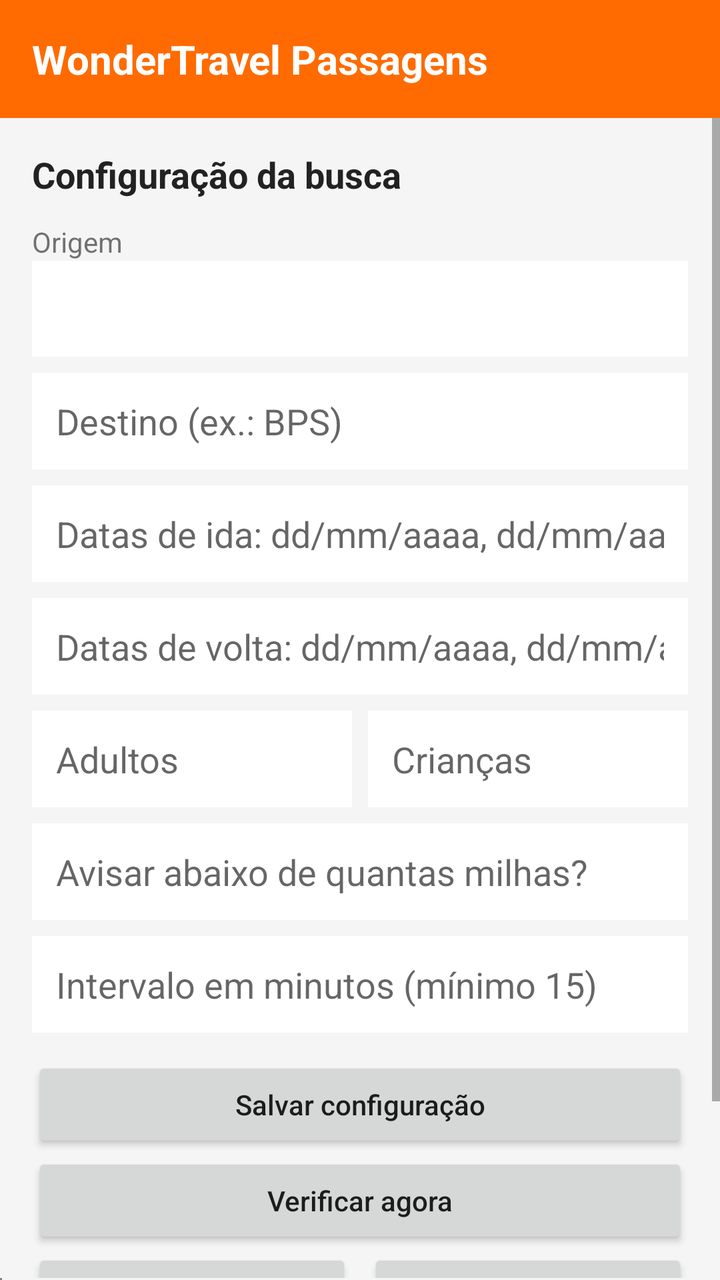
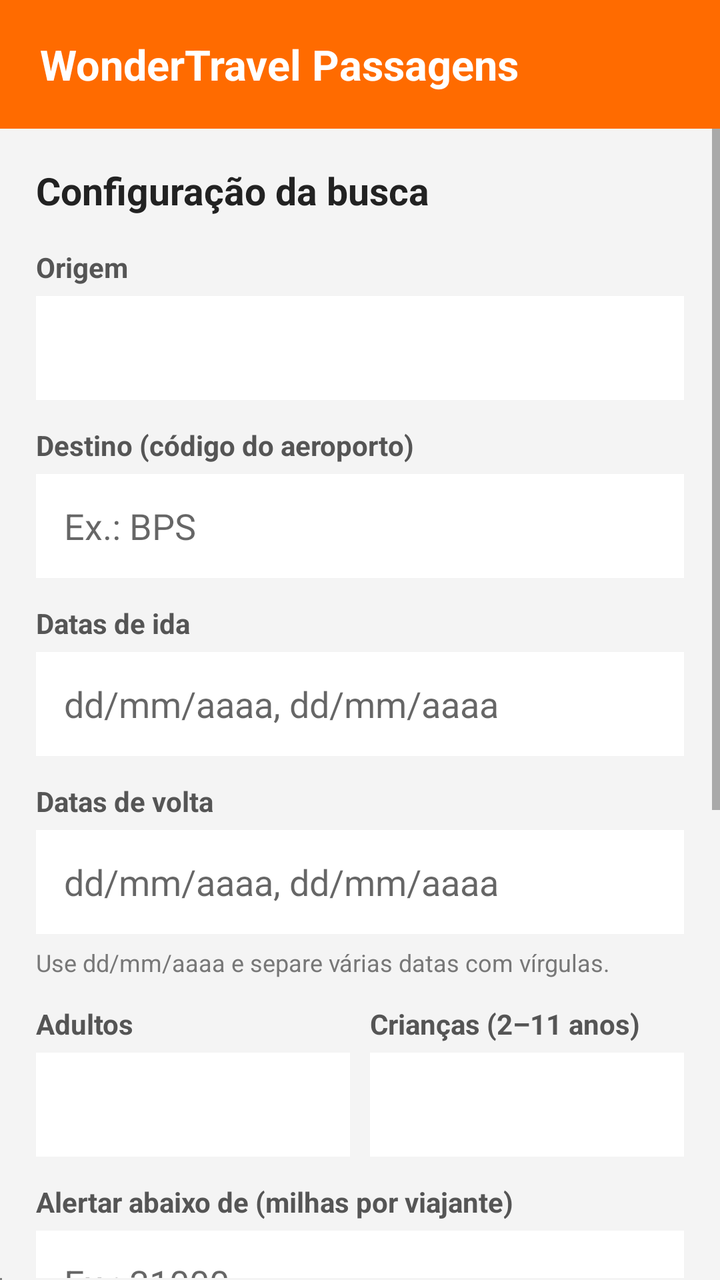

Screens rendered from an Android XML layout before and after an edit, with the pre-edit source and the edit as a unified diff.
<!-- AndroidManifest.xml: application theme android:Theme.Material.Light.NoActionBar -->
<!-- res/layout/activity_main.xml -->
<?xml version="1.0" encoding="utf-8"?>
<LinearLayout xmlns:android="http://schemas.android.com/apk/res/android"
    android:layout_width="match_parent"
    android:layout_height="match_parent"
    android:orientation="vertical"
    android:background="#F5F5F5">

    <TextView
        android:layout_width="match_parent"
        android:layout_height="wrap_content"
        android:background="#FF6B00"
        android:padding="16dp"
        android:text="WonderTravel Passagens"
        android:textColor="#FFFFFF"
        android:textSize="20sp"
        android:textStyle="bold" />

    <ScrollView
        android:layout_width="match_parent"
        android:layout_height="0dp"
        android:layout_weight="1">

        <LinearLayout
            android:layout_width="match_parent"
            android:layout_height="wrap_content"
            android:orientation="vertical"
            android:padding="16dp">

            <TextView
                android:layout_width="wrap_content"
                android:layout_height="wrap_content"
                android:text="Configuração da busca"
                android:textColor="#222222"
                android:textSize="18sp"
                android:textStyle="bold" />

            <TextView
                android:layout_width="wrap_content"
                android:layout_height="wrap_content"
                android:layout_marginTop="12dp"
                android:text="Origem" />

            <Spinner
                android:id="@+id/originMode"
                android:layout_width="match_parent"
                android:layout_height="48dp"
                android:background="#FFFFFF" />

            <EditText
                android:id="@+id/destination"
                android:layout_width="match_parent"
                android:layout_height="wrap_content"
                android:layout_marginTop="8dp"
                android:background="#FFFFFF"
                android:hint="Destino (ex.: BPS)"
                android:inputType="textCapCharacters"
                android:maxLength="3"
                android:padding="12dp" />

            <EditText
                android:id="@+id/outboundDates"
                android:layout_width="match_parent"
                android:layout_height="wrap_content"
                android:layout_marginTop="8dp"
                android:background="#FFFFFF"
                android:hint="Datas de ida: dd/mm/aaaa, dd/mm/aaaa"
                android:inputType="text"
                android:padding="12dp" />

            <EditText
                android:id="@+id/returnDates"
                android:layout_width="match_parent"
                android:layout_height="wrap_content"
                android:layout_marginTop="8dp"
                android:background="#FFFFFF"
                android:hint="Datas de volta: dd/mm/aaaa, dd/mm/aaaa"
                android:inputType="text"
                android:padding="12dp" />

            <LinearLayout
                android:layout_width="match_parent"
                android:layout_height="wrap_content"
                android:layout_marginTop="8dp"
                android:orientation="horizontal">

                <EditText
                    android:id="@+id/adults"
                    android:layout_width="0dp"
                    android:layout_height="wrap_content"
                    android:layout_weight="1"
                    android:background="#FFFFFF"
                    android:hint="Adultos"
                    android:inputType="number"
                    android:padding="12dp" />

                <EditText
                    android:id="@+id/children"
                    android:layout_width="0dp"
                    android:layout_height="wrap_content"
                    android:layout_marginStart="8dp"
                    android:layout_weight="1"
                    android:background="#FFFFFF"
                    android:hint="Crianças"
                    android:inputType="number"
                    android:padding="12dp" />
            </LinearLayout>

            <EditText
                android:id="@+id/targetMiles"
                android:layout_width="match_parent"
                android:layout_height="wrap_content"
                android:layout_marginTop="8dp"
                android:background="#FFFFFF"
                android:hint="Avisar abaixo de quantas milhas?"
                android:inputType="number"
                android:padding="12dp" />

            <EditText
                android:id="@+id/intervalMinutes"
                android:layout_width="match_parent"
                android:layout_height="wrap_content"
                android:layout_marginTop="8dp"
                android:background="#FFFFFF"
                android:hint="Intervalo em minutos (mínimo 15)"
                android:inputType="number"
                android:padding="12dp" />

            <Button
                android:id="@+id/saveConfig"
                android:layout_width="match_parent"
                android:layout_height="wrap_content"
                android:layout_marginTop="12dp"
                android:text="Salvar configuração"
                android:textAllCaps="false" />

            <Button
                android:id="@+id/testSearch"
                android:layout_width="match_parent"
                android:layout_height="wrap_content"
                android:text="Verificar agora"
                android:textAllCaps="false" />

            <LinearLayout
                android:layout_width="match_parent"
                android:layout_height="wrap_content"
                android:orientation="horizontal">

                <Button
                    android:id="@+id/startMonitor"
                    android:layout_width="0dp"
                    android:layout_height="wrap_content"
                    android:layout_weight="1"
                    android:text="Ativar monitor"
                    android:textAllCaps="false" />

                <Button
                    android:id="@+id/stopMonitor"
                    android:layout_width="0dp"
                    android:layout_height="wrap_content"
                    android:layout_marginStart="8dp"
                    android:layout_weight="1"
                    android:text="Parar"
                    android:textAllCaps="false" />
            </LinearLayout>

            <TextView
                android:id="@+id/status"
                android:layout_width="match_parent"
                android:layout_height="wrap_content"
                android:layout_marginTop="12dp"
                android:background="#FFFFFF"
                android:padding="12dp"
                android:text="Configure sua busca."
                android:textColor="#333333"
                android:textSize="14sp" />
        </LinearLayout>
    </ScrollView>

    <WebView
        android:id="@+id/webView"
        android:layout_width="1dp"
        android:layout_height="1dp" />
</LinearLayout>
<!-- resources referenced by this layout -->
<resources>

</resources>

<!-- the commit's change to res/layout/activity_main.xml (unified diff, before → after) -->
@@ -3,173 +3,273 @@
     android:layout_width="match_parent"
     android:layout_height="match_parent"
     android:orientation="vertical"
-    android:background="#F5F5F5">
+    android:background="#F4F4F4">
 
     <TextView
         android:layout_width="match_parent"
         android:layout_height="wrap_content"
         android:background="#FF6B00"
-        android:padding="16dp"
+        android:paddingHorizontal="20dp"
+        android:paddingVertical="18dp"
         android:text="WonderTravel Passagens"
         android:textColor="#FFFFFF"
-        android:textSize="20sp"
+        android:textSize="21sp"
         android:textStyle="bold" />
 
     <ScrollView
         android:layout_width="match_parent"
         android:layout_height="0dp"
-        android:layout_weight="1">
+        android:layout_weight="1"
+        android:fillViewport="true">
 
         <LinearLayout
             android:layout_width="match_parent"
             android:layout_height="wrap_content"
             android:orientation="vertical"
-            android:padding="16dp">
+            android:padding="18dp">
 
             <TextView
                 android:layout_width="wrap_content"
                 android:layout_height="wrap_content"
                 android:text="Configuração da busca"
                 android:textColor="#222222"
-                android:textSize="18sp"
-                android:textStyle="bold" />
-
-            <TextView
-                android:layout_width="wrap_content"
-                android:layout_height="wrap_content"
-                android:layout_marginTop="12dp"
-                android:text="Origem" />
+                android:textSize="19sp"
+                android:textStyle="bold" />
+
+            <TextView
+                android:layout_width="wrap_content"
+                android:layout_height="wrap_content"
+                android:layout_marginTop="16dp"
+                android:text="Origem"
+                android:textColor="#555555"
+                android:textStyle="bold" />
 
             <Spinner
                 android:id="@+id/originMode"
                 android:layout_width="match_parent"
-                android:layout_height="48dp"
-                android:background="#FFFFFF" />
+                android:layout_height="52dp"
+                android:layout_marginTop="5dp"
+                android:background="#FFFFFF"
+                android:paddingHorizontal="12dp" />
+
+            <TextView
+                android:layout_width="wrap_content"
+                android:layout_height="wrap_content"
+                android:layout_marginTop="13dp"
+                android:text="Destino (código do aeroporto)"
+                android:textColor="#555555"
+                android:textStyle="bold" />
 
             <EditText
                 android:id="@+id/destination"
                 android:layout_width="match_parent"
-                android:layout_height="wrap_content"
-                android:layout_marginTop="8dp"
-                android:background="#FFFFFF"
-                android:hint="Destino (ex.: BPS)"
+                android:layout_height="52dp"
+                android:layout_marginTop="5dp"
+                android:background="#FFFFFF"
+                android:hint="Ex.: BPS"
                 android:inputType="textCapCharacters"
                 android:maxLength="3"
-                android:padding="12dp" />
+                android:paddingHorizontal="14dp"
+                android:textColor="#222222" />
+
+            <TextView
+                android:layout_width="wrap_content"
+                android:layout_height="wrap_content"
+                android:layout_marginTop="13dp"
+                android:text="Datas de ida"
+                android:textColor="#555555"
+                android:textStyle="bold" />
 
             <EditText
                 android:id="@+id/outboundDates"
                 android:layout_width="match_parent"
-                android:layout_height="wrap_content"
-                android:layout_marginTop="8dp"
-                android:background="#FFFFFF"
-                android:hint="Datas de ida: dd/mm/aaaa, dd/mm/aaaa"
+                android:layout_height="52dp"
+                android:layout_marginTop="5dp"
+                android:background="#FFFFFF"
+                android:hint="dd/mm/aaaa, dd/mm/aaaa"
                 android:inputType="text"
-                android:padding="12dp" />
+                android:paddingHorizontal="14dp"
+                android:textColor="#222222" />
+
+            <TextView
+                android:layout_width="wrap_content"
+                android:layout_height="wrap_content"
+                android:layout_marginTop="13dp"
+                android:text="Datas de volta"
+                android:textColor="#555555"
+                android:textStyle="bold" />
 
             <EditText
                 android:id="@+id/returnDates"
                 android:layout_width="match_parent"
-                android:layout_height="wrap_content"
-                android:layout_marginTop="8dp"
-                android:background="#FFFFFF"
-                android:hint="Datas de volta: dd/mm/aaaa, dd/mm/aaaa"
+                android:layout_height="52dp"
+                android:layout_marginTop="5dp"
+                android:background="#FFFFFF"
+                android:hint="dd/mm/aaaa, dd/mm/aaaa"
                 android:inputType="text"
-                android:padding="12dp" />
+                android:paddingHorizontal="14dp"
+                android:textColor="#222222" />
+
+            <TextView
+                android:layout_width="match_parent"
+                android:layout_height="wrap_content"
+                android:layout_marginTop="6dp"
+                android:text="Use dd/mm/aaaa e separe várias datas com vírgulas."
+                android:textColor="#777777"
+                android:textSize="12sp" />
 
             <LinearLayout
                 android:layout_width="match_parent"
                 android:layout_height="wrap_content"
-                android:layout_marginTop="8dp"
+                android:layout_marginTop="13dp"
                 android:orientation="horizontal">
 
-                <EditText
-                    android:id="@+id/adults"
+                <LinearLayout
                     android:layout_width="0dp"
                     android:layout_height="wrap_content"
                     android:layout_weight="1"
-                    android:background="#FFFFFF"
-                    android:hint="Adultos"
-                    android:inputType="number"
-                    android:padding="12dp" />
-
-                <EditText
-                    android:id="@+id/children"
+                    android:orientation="vertical">
+
+                    <TextView
+                        android:layout_width="wrap_content"
+                        android:layout_height="wrap_content"
+                        android:text="Adultos"
+                        android:textColor="#555555"
+                        android:textStyle="bold" />
+
+                    <EditText
+                        android:id="@+id/adults"
+                        android:layout_width="match_parent"
+                        android:layout_height="52dp"
+                        android:layout_marginTop="5dp"
+                        android:background="#FFFFFF"
+                        android:inputType="number"
+                        android:paddingHorizontal="14dp"
+                        android:textColor="#222222" />
+                </LinearLayout>
+
+                <LinearLayout
                     android:layout_width="0dp"
                     android:layout_height="wrap_content"
-                    android:layout_marginStart="8dp"
-                    android:layout_weight="1"
-                    android:background="#FFFFFF"
-                    android:hint="Crianças"
-                    android:inputType="number"
-                    android:padding="12dp" />
+                    android:layout_marginStart="10dp"
+                    android:layout_weight="1"
+                    android:orientation="vertical">
+
+                    <TextView
+                        android:layout_width="wrap_content"
+                        android:layout_height="wrap_content"
+                        android:text="Crianças (2–11 anos)"
+                        android:textColor="#555555"
+                        android:textStyle="bold" />
+
+                    <EditText
+                        android:id="@+id/children"
+                        android:layout_width="match_parent"
+                        android:layout_height="52dp"
+                        android:layout_marginTop="5dp"
+                        android:background="#FFFFFF"
+                        android:inputType="number"
+                        android:paddingHorizontal="14dp"
+                        android:textColor="#222222" />
+                </LinearLayout>
             </LinearLayout>
 
+            <TextView
+                android:layout_width="wrap_content"
+                android:layout_height="wrap_content"
+                android:layout_marginTop="13dp"
+                android:text="Alertar abaixo de (milhas por viajante)"
+                android:textColor="#555555"
+                android:textStyle="bold" />
+
             <EditText
                 android:id="@+id/targetMiles"
                 android:layout_width="match_parent"
-                android:layout_height="wrap_content"
-                android:layout_marginTop="8dp"
-                android:background="#FFFFFF"
-                android:hint="Avisar abaixo de quantas milhas?"
+                android:layout_height="52dp"
+                android:layout_marginTop="5dp"
+                android:background="#FFFFFF"
+                android:hint="Ex.: 31000"
                 android:inputType="number"
-                android:padding="12dp" />
+                android:paddingHorizontal="14dp"
+                android:textColor="#222222" />
+
+            <TextView
+                android:layout_width="wrap_content"
+                android:layout_height="wrap_content"
+                android:layout_marginTop="13dp"
+                android:text="Intervalo entre verificações (minutos)"
+                android:textColor="#555555"
+                android:textStyle="bold" />
 
             <EditText
                 android:id="@+id/intervalMinutes"
                 android:layout_width="match_parent"
-                android:layout_height="wrap_content"
-                android:layout_marginTop="8dp"
-                android:background="#FFFFFF"
-                android:hint="Intervalo em minutos (mínimo 15)"
+                android:layout_height="52dp"
+                android:layout_marginTop="5dp"
+                android:background="#FFFFFF"
+                android:hint="Mínimo: 15"
                 android:inputType="number"
-                android:padding="12dp" />
+                android:paddingHorizontal="14dp"
+                android:textColor="#222222" />
 
             <Button
                 android:id="@+id/saveConfig"
                 android:layout_width="match_parent"
-                android:layout_height="wrap_content"
-                android:layout_marginTop="12dp"
+                android:layout_height="52dp"
+                android:layout_marginTop="18dp"
+                android:backgroundTint="#FF6B00"
                 android:text="Salvar configuração"
-                android:textAllCaps="false" />
+                android:textAllCaps="false"
+                android:textColor="#FFFFFF"
+                android:textStyle="bold" />
 
             <Button
                 android:id="@+id/testSearch"
                 android:layout_width="match_parent"
-                android:layout_height="wrap_content"
+                android:layout_height="52dp"
+                android:layout_marginTop="6dp"
+                android:backgroundTint="#E2E2E2"
                 android:text="Verificar agora"
-                android:textAllCaps="false" />
+                android:textAllCaps="false"
+                android:textColor="#222222" />
 
             <LinearLayout
                 android:layout_width="match_parent"
                 android:layout_height="wrap_content"
+                android:layout_marginTop="6dp"
                 android:orientation="horizontal">
 
                 <Button
                     android:id="@+id/startMonitor"
                     android:layout_width="0dp"
-                    android:layout_height="wrap_content"
-                    android:layout_weight="1"
+                    android:layout_height="52dp"
+                    android:layout_weight="1"
+                    android:backgroundTint="#2E7D32"
                     android:text="Ativar monitor"
-                    android:textAllCaps="false" />
+                    android:textAllCaps="false"
+                    android:textColor="#FFFFFF"
+                    android:textStyle="bold" />
 
                 <Button
                     android:id="@+id/stopMonitor"
                     android:layout_width="0dp"
-                    android:layout_height="wrap_content"
+                    android:layout_height="52dp"
                     android:layout_marginStart="8dp"
                     android:layout_weight="1"
+                    android:backgroundTint="#D8D8D8"
                     android:text="Parar"
-                    android:textAllCaps="false" />
+                    android:textAllCaps="false"
+                    android:textColor="#333333" />
             </LinearLayout>
 
             <TextView
                 android:id="@+id/status"
                 android:layout_width="match_parent"
                 android:layout_height="wrap_content"
-                android:layout_marginTop="12dp"
-                android:background="#FFFFFF"
-                android:padding="12dp"
+                android:layout_marginTop="14dp"
+                android:layout_marginBottom="12dp"
+                android:background="#FFFFFF"
+                android:padding="14dp"
                 android:text="Configure sua busca."
                 android:textColor="#333333"
                 android:textSize="14sp" />
